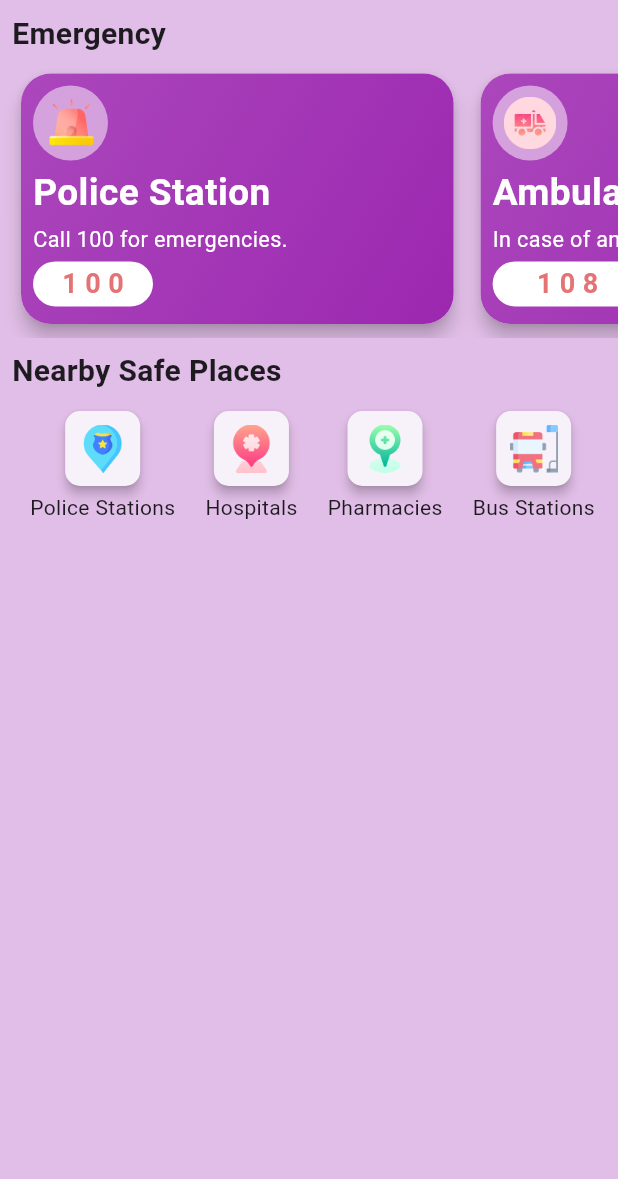
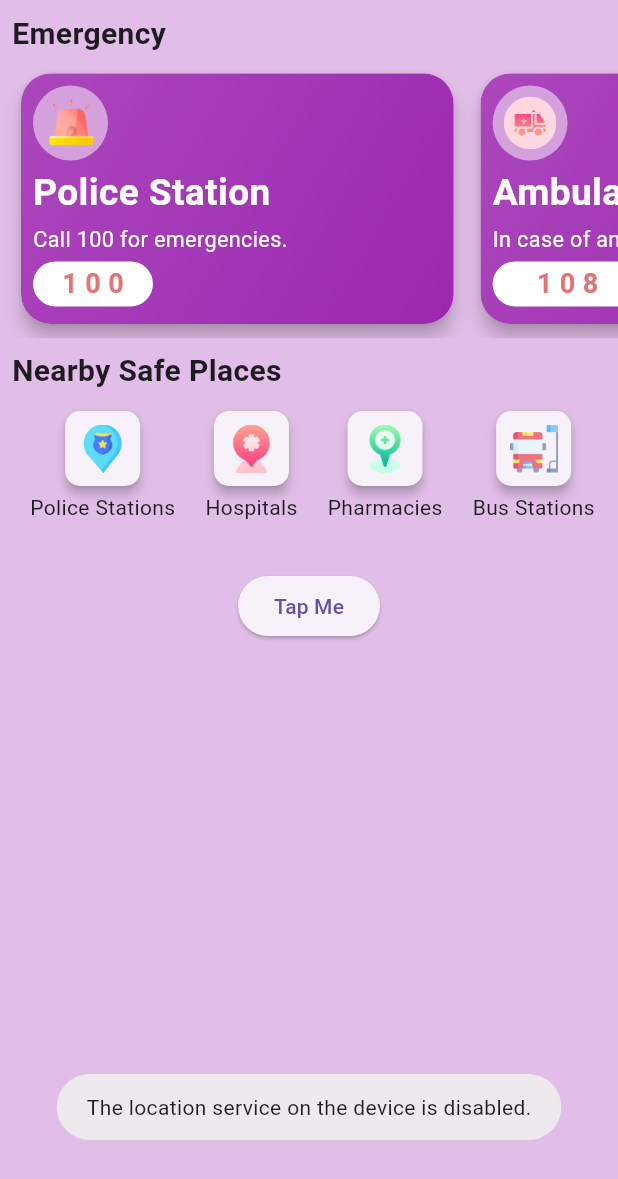
Before and after one commit to kashish-10/kriti_f1-2, a Flutter app: the first screen one second after launch, on a phone screen of 412 x 824 dp. Shown: the top 1179 px of the screen. Run offline on Flutter 3.47's test engine with Material 3 defaults, Android fonts, the light colour scheme and no system bars; our stand-ins replace fluttertoast, geocoding, geolocator, permission_handler; missing offline and left inert: background_sms, flutter_phone_direct_caller, shake.

Commit message:
first commit

```diff
--- a/lib/homePage.dart
+++ b/lib/homePage.dart
@@ -1,8 +1,114 @@
 import 'package:diva/emergency/emergencyCarousel.dart';
 import 'package:diva/nearbySafePlaces/NearbySafePlaces.dart';
+import 'package:shake/shake.dart';
 import 'package:flutter/material.dart';
+import 'package:fluttertoast/fluttertoast.dart';
+import 'package:geolocator/geolocator.dart';
+import 'package:geocoding/geocoding.dart';
+import 'package:permission_handler/permission_handler.dart';
+import 'package:background_sms/background_sms.dart';
 
-class HomePage extends StatelessWidget {
+class HomePage extends StatefulWidget {
+  const HomePage({Key? key}) : super(key: key);
+
+  @override
+  _HomePage createState() => _HomePage();
+}
+
+class _HomePage extends State<HomePage> {
+  Position? _currentPosition;
+  String? _currentAddress;
+  LocationPermission? permission;
+  _getPermission() async => await [Permission.sms].request();
+  _isPermissionGranted() async => await Permission.sms.status.isGranted;
+  _sendSms(String phoneNumber, String message, {int? simSlot}) async {
+    SmsStatus result = await BackgroundSms.sendMessage(
+        phoneNumber: phoneNumber, message: message, simSlot: 1);
+    if (result == SmsStatus.sent) {
+      print("Sent");
+      Fluttertoast.showToast(msg: "send");
+    } else {
+      Fluttertoast.showToast(msg: "failed");
+    }
+  }
+
+  _getCurrentLocation() async {
+    permission = await Geolocator.checkPermission();
+    if (permission == LocationPermission.denied) {
+      permission = await Geolocator.requestPermission();
+      Fluttertoast.showToast(msg: "Location permission are denied");
+      if (permission == LocationPermission.deniedForever) {
+        await Geolocator.requestPermission();
+        Fluttertoast.showToast(
+            msg: "Location permissions are permanently denied");
+      }
+    }
+    Geolocator.getCurrentPosition(
+            desiredAccuracy: LocationAccuracy.high,
+            forceAndroidLocationManager: true)
+        .then((Position position) {
+      setState(() {
+        _currentPosition = position;
+        print(_currentPosition!.latitude);
+        _getAddressFromLatLon();
+      });
+    }).catchError((e) {
+      Fluttertoast.showToast(msg: e.toString());
+    });
+  }
+
+  _getAddressFromLatLon() async {
+    try {
+      List<Placemark> placemarks = await placemarkFromCoordinates(
+          _currentPosition!.latitude, _currentPosition!.longitude);
+      Placemark place = placemarks[0];
+      setState(() {
+        _currentAddress =
+            "${place.locality},${place.postalCode},${place.street},";
+      });
+    } catch (e) {
+      Fluttertoast.showToast(msg: e.toString());
+    }
+  }
+
+  getAndSendSms() async {
+    String recipients = "8278681942";
+    // List<TContact> contactList = await DatabaseHelper().getContactList();
+    // String messageBody =
+    //     "https://maps.google.com/?daddr=${_currentPosition!.latitude},${_currentPosition!.longitude}";
+    String messageBody = "https://maps.google.com/?daddr=25.7821353,84.7102497";
+    if (await _isPermissionGranted()) {
+      // contactList.forEach((element) {
+      //   _sendSms("${element.number}", "I am in trouble $messageBody");
+      // });
+      _sendSms(recipients, "I am in trouble $messageBody");
+    } else {
+      Fluttertoast.showToast(msg: "Something is wrong. Please try again.");
+    }
+  }
+
+  @override
+  void initState() {
+    super.initState();
+    _getPermission();
+    _getCurrentLocation();
+    ShakeDetector.autoStart(
+      onPhoneShake: () {
+        getAndSendSms();
+        ScaffoldMessenger.of(context).showSnackBar(
+          const SnackBar(
+            content: Text('Shake!'),
+          ),
+        );
+        // Do stuff on phone shake
+      },
+      minimumShakeCount: 5,
+      shakeSlopTimeMS: 500,
+      shakeCountResetTime: 3000,
+      shakeThresholdGravity: 2.7,
+    );
+  }
+
   @override
   Widget build(BuildContext context) {
     return Scaffold(
@@ -32,6 +138,17 @@ class HomePage extends StatelessWidget {
                 ),
               ),
               NearbySafePlaces(),
+              SizedBox(height: 20), // Adding some space between the widgets
+              ElevatedButton(
+                onPressed: () {
+                  // Define the action you want to perform when the button is tapped
+                  // For now, it just shows a toast message
+                  // _getCurrentLocation();
+                  getAndSendSms();
+                  // Fluttertoast.showToast(msg: 'Button tapped!');
+                },
+                child: Text('Tap Me'),
+              ),
             ],
           )),
     );
```
Also changed, not shown: pubspec.yaml (+4 -6 lines), pubspec.lock, 6 other files.
